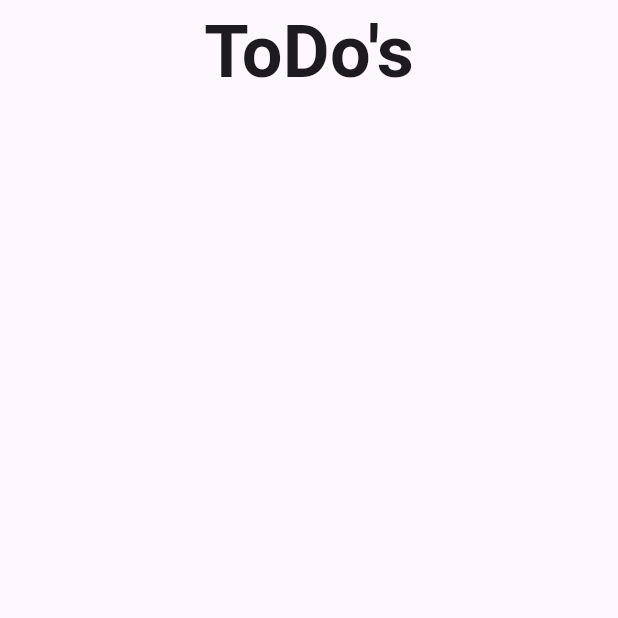
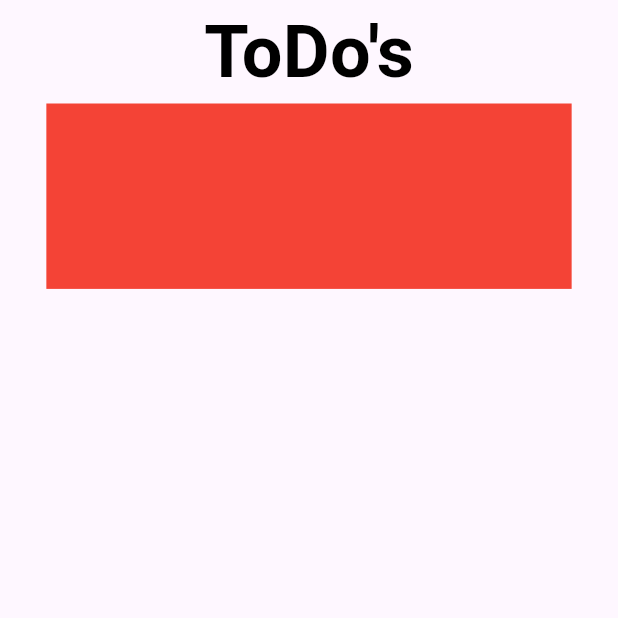
Before and after one commit to Pathum-Vimukthi/my_todo_app, a Flutter app: the screen it shows after launch, on a phone screen of 412 x 824 dp, the top half of it. Run offline on Flutter 3.47's test engine with Material 3 defaults, Android fonts, the phone set to English and light mode, and no system bars; our stand-ins replace flutter_sizer.

Commit message:
sizzer package

```diff
--- a/lib/main.dart
+++ b/lib/main.dart
@@ -1,4 +1,5 @@
 import 'package:flutter/material.dart';
+import 'package:flutter_sizer/flutter_sizer.dart';
 import 'package:todo_app/screen/todo_list.dart';
 
 void main() {
@@ -10,9 +11,13 @@ class ToDoApp extends StatelessWidget {
 
   @override
   Widget build(BuildContext context) {
-    return const MaterialApp(
-      title: 'To Do App',
-      home: ToDoList(),
+    return FlutterSizer(
+      builder: (context, orientation, screenType) {
+        return const MaterialApp(
+          debugShowCheckedModeBanner: false,
+          home: ToDoList(),
+        );
+      },
     );
   }
 }
--- a/lib/screen/todo_list.dart
+++ b/lib/screen/todo_list.dart
@@ -1,21 +1,30 @@
 import 'package:flutter/material.dart';
+import 'package:flutter_sizer/flutter_sizer.dart';
+import 'package:todo_app/widget/cutom_text.dart';
 
 class ToDoList extends StatelessWidget {
   const ToDoList({super.key});
 
   @override
   Widget build(BuildContext context) {
-    return const SafeArea(
+    return SafeArea(
       child: Scaffold(
         body: Center(
           child: Column(
             children: [
-              Text(
-                "ToDo's",
-                style: TextStyle(
-                  fontSize: 48,
-                  fontWeight: FontWeight.bold,
-                ),
+              const CustomText(
+                fontSize: 48,
+                fontWeight: FontWeight.bold,
+                color: Colors.black,
+              ),
+              Column(
+                children: [
+                  Container(
+                    width: 85.w,
+                    height: 15.h,
+                    color: Colors.red,
+                  ),
+                ],
               ),
             ],
           ),
--- /dev/null
+++ b/lib/widget/cutom_text.dart
@@ -0,0 +1,23 @@
+import 'package:flutter/material.dart';
+
+class CustomText extends StatelessWidget {
+  const CustomText({
+    super.key,
+    required this.fontSize,
+    required this.fontWeight,
+    required this.color,
+  });
+
+  final double fontSize;
+  final FontWeight fontWeight;
+  final Color color;
+
+  @override
+  Widget build(BuildContext context) {
+    return Text(
+      "ToDo's",
+      style:
+          TextStyle(fontSize: fontSize, fontWeight: fontWeight, color: color),
+    );
+  }
+}
--- a/pubspec.yaml
+++ b/pubspec.yaml
@@ -35,6 +35,7 @@ dependencies:
   # The following adds the Cupertino Icons font to your application.
   # Use with the CupertinoIcons class for iOS style icons.
   cupertino_icons: ^1.0.2
+  flutter_sizer: ^1.0.5
 
 dev_dependencies:
   flutter_test:
```
Also changed, not shown: lib/widget/custom_cont.dart (added), pubspec.lock.
